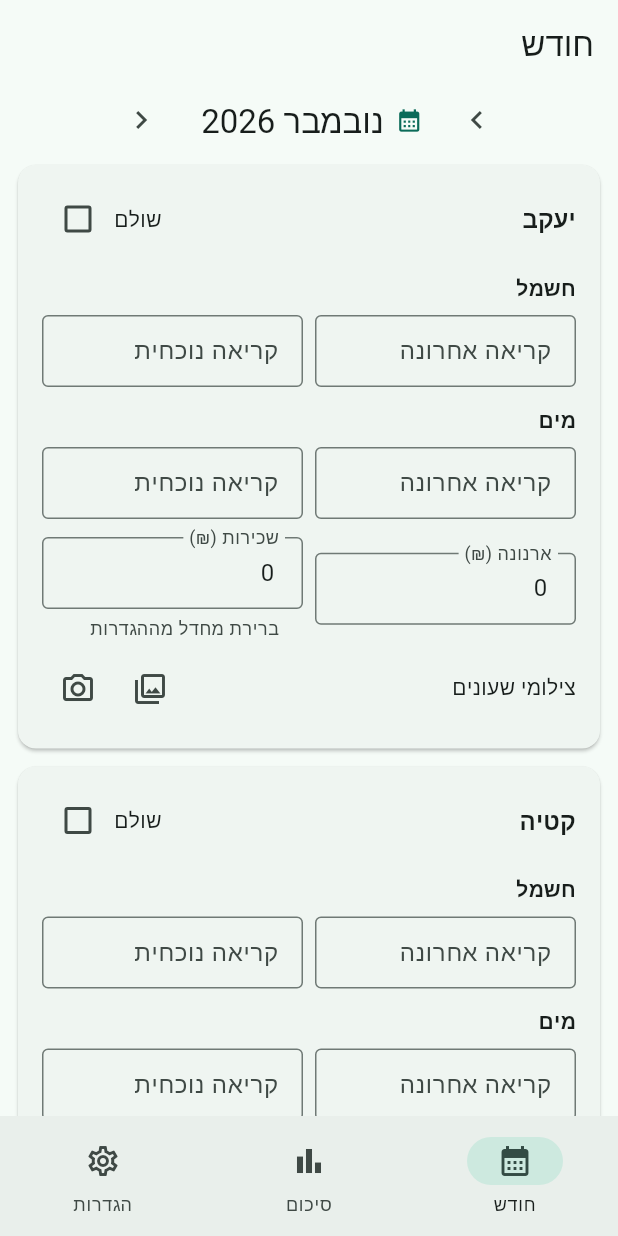
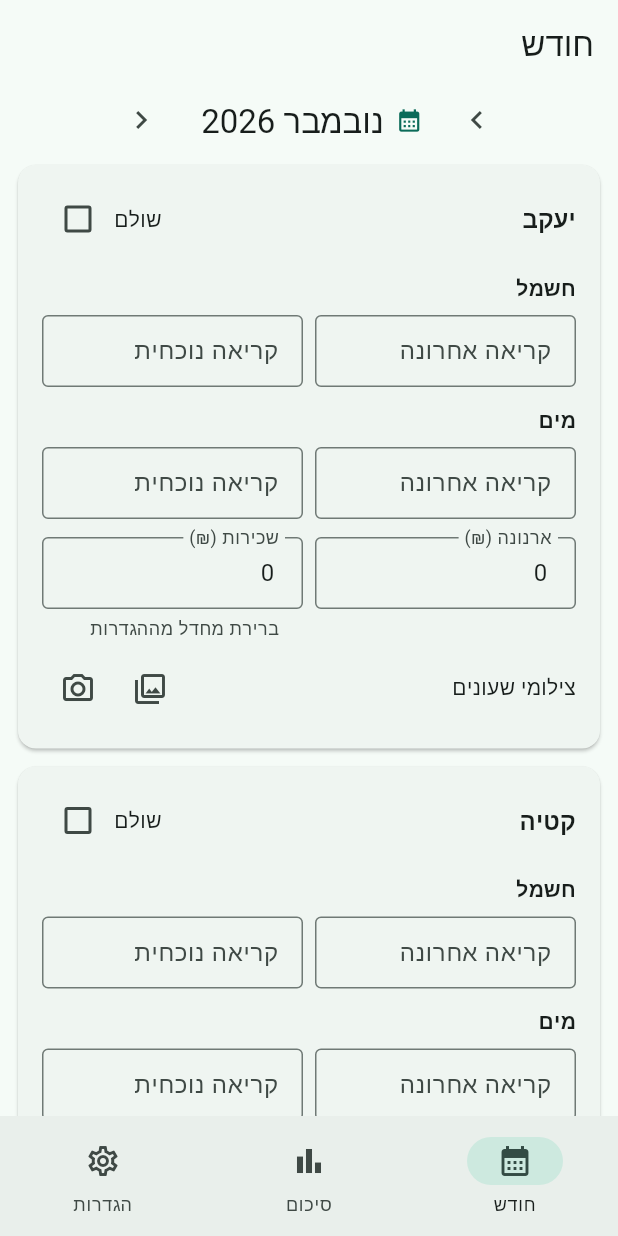
Before and after one commit to EdoSag/Rental-Tracker, a Flutter app: the screen it shows after launch, on a phone screen of 412 x 824 dp. Run offline on Flutter 3.47's test engine with Material 3 defaults, Android fonts, the phone set to English and light mode, and no system bars; our stand-ins replace file_picker, image_picker, share_plus, sqflite; missing offline and left inert: excel; accounts and stored records are empty.

Commit message:
Align arnona and rent fields
Co-Authored-By: Claude Opus 5.5 <noreply@anthropic.com>
Claude-Session: https://claude.ai/code/session_01DfUncm7a2W9yMXq6exVsdt

```diff
--- a/lib/screens/month_screen.dart
+++ b/lib/screens/month_screen.dart
@@ -89,7 +89,7 @@ class _TenantCard extends StatelessWidget {
         const SizedBox(height: 12),
         meter('מים', result.water, 'מ"ק', false),
         const SizedBox(height: 12),
-        Row(children: [
+        Row(crossAxisAlignment: CrossAxisAlignment.start, children: [
           Expanded(
             child: NumField(
               label: 'ארנונה (₪)',
```
Also changed, not shown: 1 other file.
